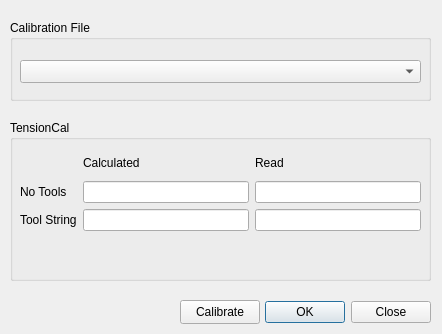
The window that resources/tensionCal.ui (augustodn/smartlog) describes before a commit, drawn with Qt 5.
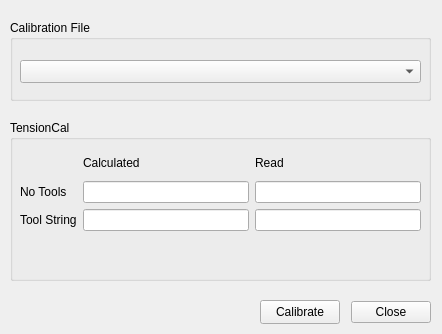
The same window after the commit.

The edit to the form file:
```diff
--- a/resources/tensionCal.ui
+++ b/resources/tensionCal.ui
@@ -16,14 +16,14 @@
   <widget class="QDialogButtonBox" name="buttonBox">
    <property name="geometry">
     <rect>
-     <x>260</x>
+     <x>350</x>
      <y>300</y>
-     <width>171</width>
+     <width>81</width>
      <height>24</height>
     </rect>
    </property>
    <property name="standardButtons">
-    <set>QDialogButtonBox::Close|QDialogButtonBox::Ok</set>
+    <set>QDialogButtonBox::Close</set>
    </property>
   </widget>
   <widget class="QGroupBox" name="groupBox">
@@ -121,7 +121,7 @@
   <widget class="QPushButton" name="calibrate">
    <property name="geometry">
     <rect>
-     <x>180</x>
+     <x>260</x>
      <y>300</y>
      <width>80</width>
      <height>24</height>
```
